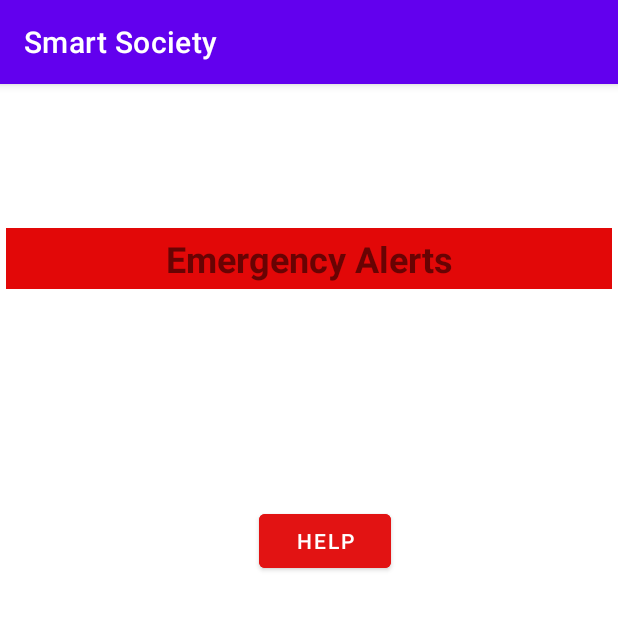
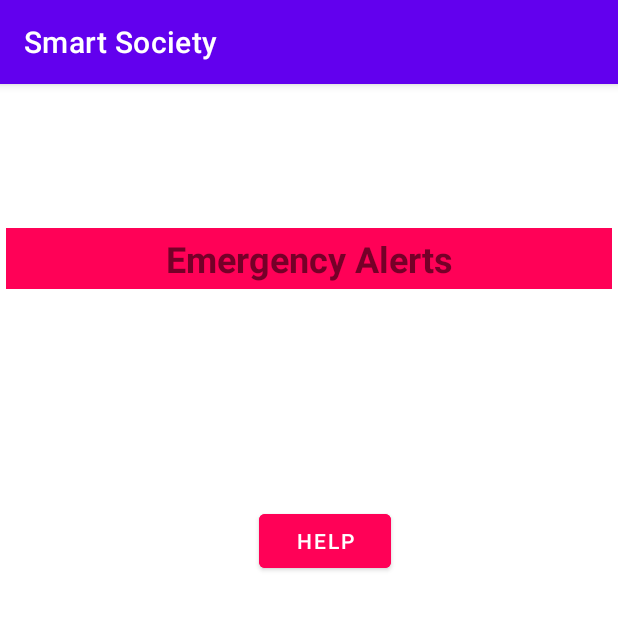
Before and after one commit to Mahesh0911/Smart_Society, an Android app: the emergencyAlerts screen opened directly, with no data from a screen before it, on a phone screen of 412 x 824 dp, the top half of it. Run offline under Robolectric (Android 15) with nearby library versions, the phone set to English and light mode, and no system bars.

```diff
--- a/app/src/main/res/layout/activity_emergency_alerts.xml
+++ b/app/src/main/res/layout/activity_emergency_alerts.xml
@@ -12,7 +12,7 @@
         android:layout_width="0dp"
         android:layout_height="wrap_content"
         android:layout_marginTop="92dp"
-        android:background="#E20808"
+        android:background="#FF0157"
         android:padding="4dp"
         android:text="Emergency Alerts"
         android:textAlignment="center"
@@ -26,7 +26,7 @@
         android:id="@+id/button"
         android:layout_width="wrap_content"
         android:layout_height="wrap_content"
-        android:backgroundTint="#E21313"
+        android:backgroundTint="#FF0157"
         android:text="Help"
         app:layout_constraintBottom_toBottomOf="parent"
         app:layout_constraintEnd_toEndOf="parent"
--- a/app/src/main/res/layout/activity_parking_management.xml
+++ b/app/src/main/res/layout/activity_parking_management.xml
@@ -11,7 +11,8 @@
         android:layout_width="wrap_content"
         android:layout_height="57dp"
         android:layout_marginTop="50dp"
-        android:background="#FD0404"
+        android:background="#FF0157"
+        android:padding="5dp"
         android:text="Your Vehicles"
         android:textAlignment="center"
         android:textSize="34sp"
```
